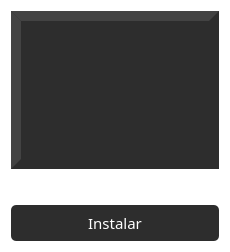
This is guis/card.ui in deepin-espanol/deepines-store as Qt 5 draws it before an edit. The edited form follows.
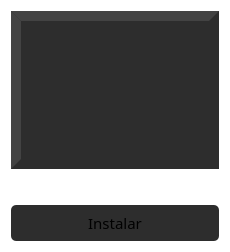
This is the edited form.

Commit message: Change text color change fixed position listwidget

```diff
--- a/guis/card.ui
+++ b/guis/card.ui
@@ -28,6 +28,7 @@
   <property name="styleSheet">
    <string notr="true">#Frame{
     background-color: transparent;
+    color: #b5c5d1;
 }
 QToolTip {
     border: 2px solid #419fd9;
@@ -117,9 +118,8 @@
      <property name="styleSheet">
       <string notr="true">#btn_select_app{
 padding: 7px;
-color: white;
 border-radius: 5px;
-	background-color: rgb(45, 45, 45);
+background-color: rgb(45, 45, 45);
 }
 #btn_select_app:hover{
 border: 1px solid rgb(142, 231, 255);
```
Left out of the diff: 4 changed lines with no effect on the pictures. The commit also changes 5 other files.
